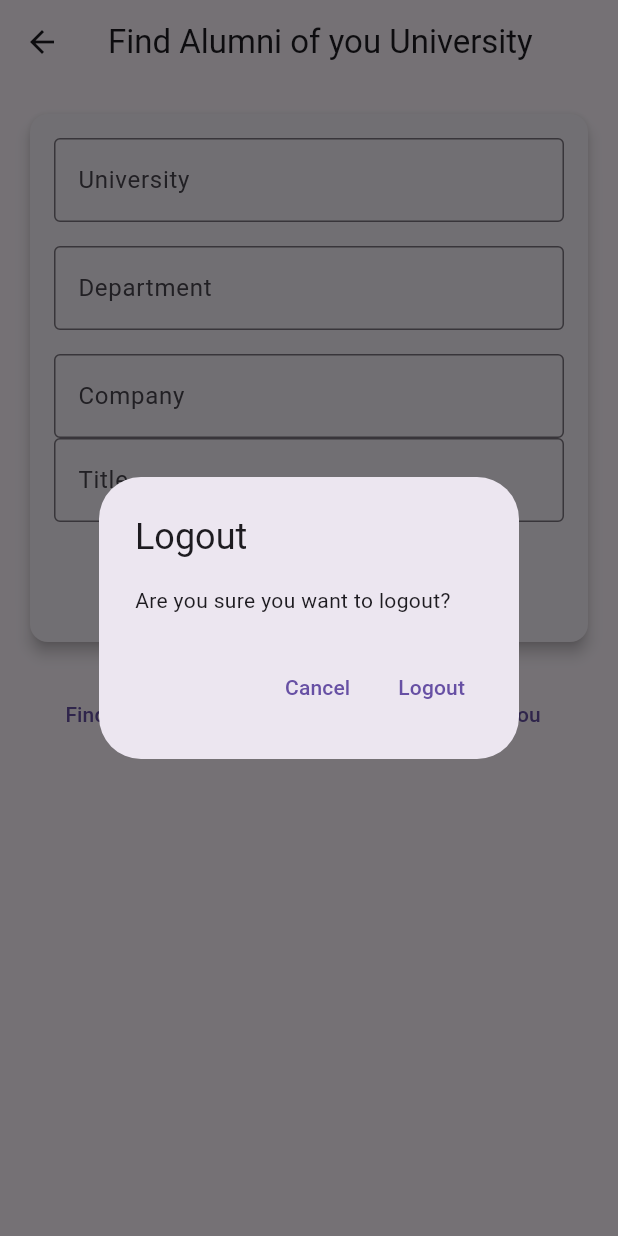
After one commit to Arnaim/GradBond_WebApp, a Flutter app: the FindAlumni screen opened by its route, after a tap on "Log out", on a phone screen of 412 x 824 dp. The commit adds this screen. Run offline on Flutter 3.47's test engine with Material 3 defaults, Android fonts, the phone set to English and light mode, and no system bars.

Commit message:
added the search bar and bottom navigation column

```diff
--- /dev/null
+++ b/lib/bottom_navigation.dart
@@ -0,0 +1,57 @@
+import 'package:flutter/material.dart';
+
+class bottomNavigation extends StatelessWidget{
+  final BuildContext context;
+  const bottomNavigation({super.key, required this.context});
+  @override
+  Widget build(BuildContext context) {
+    return Row(
+      mainAxisAlignment: MainAxisAlignment.spaceEvenly,
+      children: [
+        TextButton(
+          onPressed: (){},
+          child: const Text("Find Alumni")
+        ),
+        TextButton(
+          onPressed: (){},
+          child: const Text("Events")
+        ),
+        TextButton(
+          onPressed: (){
+             _showLogoutDialog(context);
+          },
+          child: const Text("Log out")
+        ),
+        TextButton(
+          onPressed: (){
+           // Navigator.push(context,
+           // MaterialPageRoute(builder: (context) => const ProfilePage()));
+          },
+          child: const Text("You")
+        ),
+      ],
+    );
+  }
+}
+
+void _showLogoutDialog(BuildContext context){
+  showDialog(
+    context: context,
+    builder: (context) => AlertDialog(
+      title: const Text("Logout"),
+      content: const Text("Are you sure you want to logout?"),
+      actions: [
+        TextButton(
+          onPressed: (){},
+          child: const Text("Cancel")
+        ),
+        TextButton(
+          onPressed: (){
+            Navigator.of(context).pushReplacementNamed('/login');
+          },
+          child: const Text("Logout")
+        )
+      ],
+    )
+  );
+}
--- /dev/null
+++ b/lib/find_alumni.dart
@@ -0,0 +1,75 @@
+import 'package:flutter/material.dart';
+import 'bottom_navigation.dart';
+
+class FindAlumni extends StatelessWidget{
+  const FindAlumni({super.key});
+
+  @override
+  Widget build(BuildContext context){
+    return Scaffold(
+      appBar: AppBar(
+        title: const Text("Find Alumni of you University"),
+      ),
+    body: Padding(
+      padding: EdgeInsets.all(16.0),
+      child: Column(
+        children: [
+           _searchForm(),
+           SizedBox(height: 20,),
+          bottomNavigation(context: context),
+        ],
+      ),
+      ),
+    );
+  }
+}
+
+class _searchForm extends StatelessWidget{
+  const _searchForm();
+  @override
+  Widget build(BuildContext context) {
+    return Card(
+      elevation: 4,
+      child: Padding(
+        padding: EdgeInsets.all(16.0),
+        child: Column(
+          children: [
+            TextFormField(
+              decoration: const InputDecoration(
+              labelText: "University",
+              border: OutlineInputBorder(),
+              ),
+            ),
+            SizedBox(height: 16),
+            TextFormField(
+              decoration: const InputDecoration(
+                labelText: "Department",
+                border: OutlineInputBorder(),
+              ),
+            ),
+            SizedBox(height: 16,),
+            TextFormField(
+              decoration: const InputDecoration(
+                labelText: "Company",
+                border: OutlineInputBorder(),
+              ),
+            ),
+            TextFormField(
+              decoration: const InputDecoration(
+                labelText: "Title",
+                border: OutlineInputBorder(),
+              ),
+            ),
+           const SizedBox(height: 16,),
+           ElevatedButton(
+            onPressed: (){
+              //handle search function
+            },
+            child: const Text("Find Now"),
+            )
+          ]
+        ),
+        ),
+    );
+  }
+}
--- a/lib/main.dart
+++ b/lib/main.dart
@@ -1,4 +1,5 @@
 import 'package:flutter/material.dart';
+import 'package:gradbond/find_alumni.dart';
 import 'login.dart';
 
 void main() {
@@ -12,7 +13,12 @@ class MyApp extends StatelessWidget {
   Widget build(BuildContext context) {
     return MaterialApp(
       debugShowCheckedModeBanner: false,
-      home: const GradBond(), // Your landing page
+      home: const GradBond(), //landing page
+      routes: {
+        '/login': (context) => const LoginScreen(),
+        '/search': (context) => const FindAlumni(),
+    // other routes...
+  },
     );
   }
 }
```
